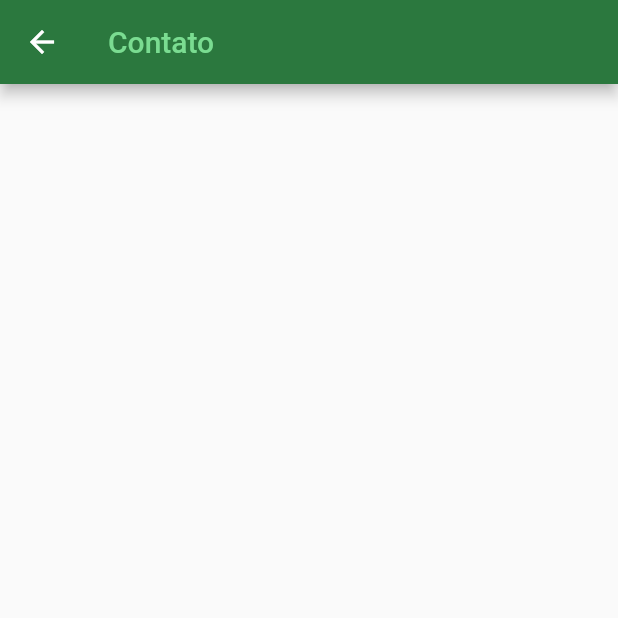
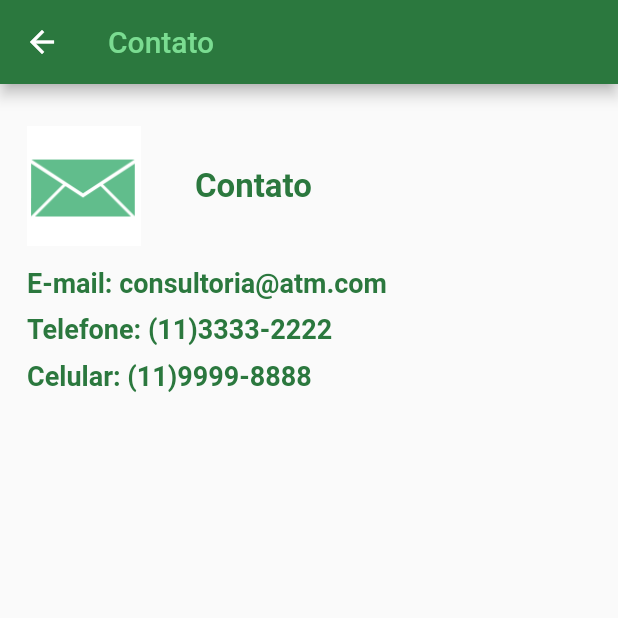
Before and after one commit to GuiQRSM/ATM-Consultaria, a Flutter app: the ContatoFrame screen opened directly, on a phone screen of 412 x 824 dp, the top half of it. Run offline on Flutter 3.47's test engine with Material 2 defaults, Android fonts, the phone set to English and light mode, and no system bars.

Commit message:
Calls in the Scaffold() class returned by the stful structure of 'ContatoFrame' the body attribute that receives the Container() class which has the SingleChildScrollView() class as child which receives the Column() class which contains the 'children as child: <> []' to receive the Widgets.

```diff
--- a/lib/Contato_Frame.dart
+++ b/lib/Contato_Frame.dart
@@ -21,6 +21,58 @@ class _ContatoFrameState extends State<ContatoFrame> {
           ),),
         backgroundColor: mainColor,
       ),
+      body: Container(
+        child: SingleChildScrollView(
+          padding: EdgeInsets.all(18),
+          child: Column(
+            crossAxisAlignment: CrossAxisAlignment.start,
+            children: <Widget>[
+              Padding(
+                padding: EdgeInsets.only(top: 10),
+                child: Row(
+                  children: <Widget>[
+                    Image.asset("imgs/detalhe_contato.png",
+                      height: 80,),
+                    Padding(padding: EdgeInsets.only(left: 18, right: 18)),
+                    Text(
+                      "Contato",
+                      style: TextStyle(
+                        fontSize: 22,
+                        fontWeight: FontWeight.w600,
+                        color: mainColor,
+                      ),),
+                  ],
+                ),
+              ),
+              Padding(
+                padding: EdgeInsets.only(top: 14, bottom: 10),
+                child: Text("E-mail: consultoria@atm.com",
+                  textAlign: TextAlign.left,
+                  style: TextStyle(
+                    fontSize: 18,
+                    fontWeight: FontWeight.w600,
+                    color: mainColor,
+                  ),),
+              ),
+              Text("Telefone: (11)3333-2222",
+                style: TextStyle(
+                  fontSize: 18,
+                  fontWeight: FontWeight.w600,
+                  color: mainColor,
+                ),),
+              Padding(
+                padding: EdgeInsets.only(top: 5, bottom: 5),
+              ),
+              Text("Celular: (11)9999-8888",
+                style: TextStyle(
+                  fontSize: 18,
+                  fontWeight: FontWeight.w600,
+                  color: mainColor,
+                ),)
+            ],
+          ),
+        ),
+      ),
     );
   }
 }
```
